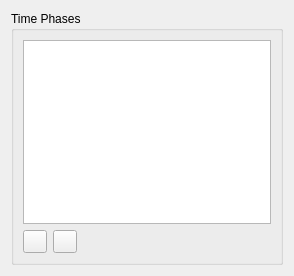
TSE-Systems/tse-analytics, file tse_analytics/views/settings/time_phases_settings_widget.ui: the form before one commit.
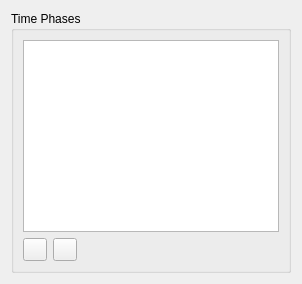
The form after the commit. Icons and pictures are not drawn.

Patch:
```diff
--- a/tse_analytics/views/settings/time_phases_settings_widget.ui
+++ b/tse_analytics/views/settings/time_phases_settings_widget.ui
@@ -3,14 +3,6 @@
  <author>Anton Rau</author>
  <class>TimePhasesSettingsWidget</class>
  <widget class="QWidget" name="TimePhasesSettingsWidget">
-  <property name="geometry">
-   <rect>
-    <x>0</x>
-    <y>0</y>
-    <width>294</width>
-    <height>276</height>
-   </rect>
-  </property>
   <layout class="QVBoxLayout" name="verticalLayout">
    <item>
     <widget class="QGroupBox" name="groupBoxPhases">
@@ -23,8 +15,11 @@
         <property name="selectionMode">
          <enum>QAbstractItemView::SingleSelection</enum>
         </property>
+        <attribute name="verticalHeaderMinimumSectionSize">
+         <number>20</number>
+        </attribute>
         <attribute name="verticalHeaderDefaultSectionSize">
-         <number>24</number>
+         <number>20</number>
         </attribute>
        </widget>
       </item>
```
Left out of the diff: 4 changed lines with no effect on the pictures.
